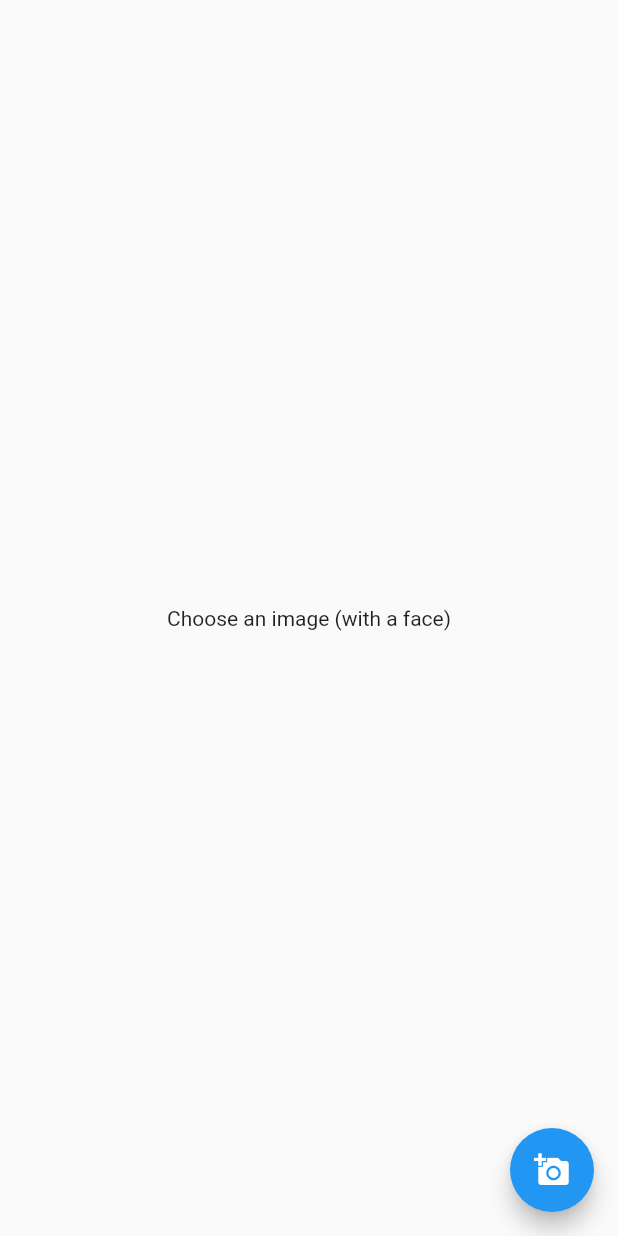
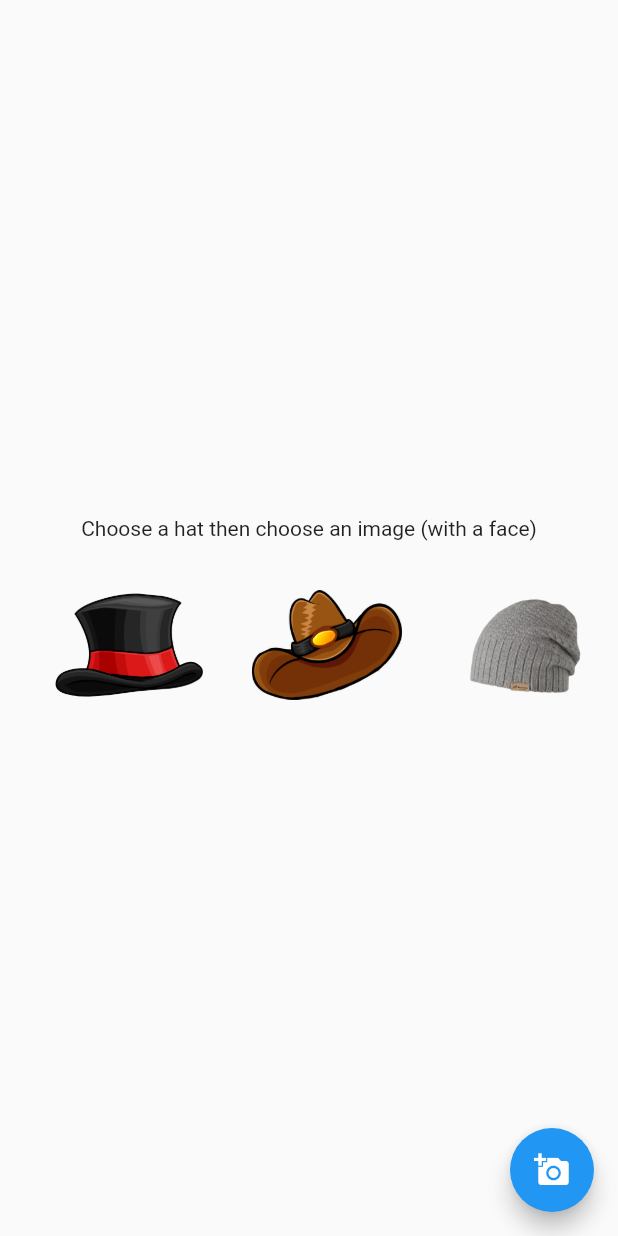
Before and after one commit to IshanDhruv/Hat-App, a Flutter app: the screen it shows after launch, on a phone screen of 412 x 824 dp. Run offline on Flutter 3.47's test engine with Material 2 defaults, Android fonts, the phone set to English and light mode, and no system bars; our stand-ins replace fluttertoast, image_picker; missing offline and left inert: firebase_ml_vision; accounts and stored records are empty.

Commit message:
Added more hat choices

```diff
--- a/lib/main.dart
+++ b/lib/main.dart
@@ -1,5 +1,6 @@
 import 'dart:async';
 import 'dart:io';
+import 'dart:math';
 import 'dart:typed_data';
 import 'dart:ui' as ui;
 
@@ -7,6 +8,7 @@ import 'package:flutter/cupertino.dart';
 import 'package:flutter/material.dart';
 import 'package:firebase_ml_vision/firebase_ml_vision.dart';
 import 'package:flutter/services.dart';
+import 'package:fluttertoast/fluttertoast.dart';
 import 'package:image_picker/image_picker.dart';
 import 'package:path_provider/path_provider.dart';
 
@@ -31,6 +33,7 @@ class _FacePageState extends State<FacePage> {
   bool isLoading = false;
   ui.Image _image1;
   ui.Image _image2;
+  var imageNumber = 0;
 
   _getImageAndDetectFaces() async {
     var imageFile1 = await ImagePicker().getImage(source: ImageSource.gallery);
@@ -41,13 +44,18 @@ class _FacePageState extends State<FacePage> {
     final faceDetector = FirebaseVision.instance.faceDetector();
     List<Face> faces = await faceDetector.processImage(image);
 
-    ByteData byteData = await rootBundle.load('assets/images/top_hat.png');
+    ByteData byteData;
+    if(imageNumber == 1)
+       byteData = await rootBundle.load('assets/images/top_hat.png');
+    if(imageNumber == 2)
+       byteData = await rootBundle.load('assets/images/cowboy_hat.png');
+    if(imageNumber == 3)
+      byteData = await rootBundle.load('assets/images/beanie.png');
     final buffer = byteData.buffer;
     Directory tempDir = await getTemporaryDirectory();
     String tempPath = tempDir.path;
     var filePath = tempPath + '/file_01.tmp';
     File file = await File(filePath).writeAsBytes(buffer.asUint8List(byteData.offsetInBytes, byteData.lengthInBytes));
-
     if (mounted) {
       setState(() {
         _imageFile = File(imageFile1.path);
@@ -80,14 +88,68 @@ class _FacePageState extends State<FacePage> {
   @override
   Widget build(BuildContext context) {
     return Scaffold(
-      body: isLoading
+      body: Padding(
+        padding: EdgeInsets.all(20),
+        child: isLoading
             ? Center(child: CircularProgressIndicator())
             : (_imageFile == null)
-              ? Center(child: Text('Choose an image (with a face)'))
+                ? Column(
+                    mainAxisAlignment: MainAxisAlignment.center,
+                    children: <Widget>[
+                      Center(child: Text('Choose a hat then choose an image (with a face)')),
+                      SizedBox(height: 20),
+                      SingleChildScrollView(
+                        scrollDirection: Axis.horizontal,
+                        child: Row(
+                          children: <Widget>[
+                            MaterialButton(
+                              color: imageNumber == 1 ? Colors.blue : null,
+                              child: Image(
+                                image: AssetImage('assets/images/top_hat.png'),
+                                height: 100,
+                                width: 100,
+                              ),
+                              onPressed: () {
+                                setState(() {
+                                  imageNumber = 1;
+                                });
+                              },
+                            ),
+                            MaterialButton(
+                              color: imageNumber == 2 ? Colors.blue : null,
+                              child: Image(
+                                image: AssetImage('assets/images/cowboy_hat.png'),
+                                height: 100,
+                                width: 100,
+                              ),
+                              onPressed: () {
+                                setState(() {
+                                  imageNumber = 2;
+                                });
+                              },
+                            ),
+                            MaterialButton(
+                              color: imageNumber == 3 ? Colors.blue : null,
+                              child: Image(
+                                image: AssetImage('assets/images/beanie.png'),
+                                height: 100,
+                                width: 100,
+                              ),
+                              onPressed: () {
+                                setState(() {
+                                  imageNumber = 3;
+                                });
+                              },
+                            )
+                          ],
+                        ),
+                      )
+                    ],
+                  )
                 : Center(
                     child: FittedBox(
                       child: SizedBox(
-                      width: _image1.width.toDouble() != null ? _image1.width.toDouble()  : 1000,
+                        width: _image1.width.toDouble() != null ? _image1.width.toDouble() : 1000,
                         height: _image1.height.toDouble() != null ? _image1.height.toDouble() : 1000,
                         child: CustomPaint(
                           painter: FacePainter(_image1, _image2, _faces),
@@ -95,8 +157,21 @@ class _FacePageState extends State<FacePage> {
                       ),
                     ),
                   ),
+      ),
       floatingActionButton: FloatingActionButton(
-        onPressed: _getImageAndDetectFaces,
+        onPressed: () {
+          if(imageNumber!=0)
+          _getImageAndDetectFaces();
+          else {
+            Fluttertoast.showToast(
+                msg: "Please select an image.",
+                toastLength: Toast.LENGTH_SHORT,
+                timeInSecForIosWeb: 1,
+                backgroundColor: Colors.grey,
+                fontSize: 16.0
+            );
+          }
+        },
         tooltip: 'Choose a picture',
         child: Icon(Icons.add_a_photo),
       ),
--- a/pubspec.yaml
+++ b/pubspec.yaml
@@ -26,6 +26,7 @@ dependencies:
   image_picker:
   firebase_ml_vision:
   path_provider:
+  fluttertoast:
 
 
   # The following adds the Cupertino Icons font to your application.
```
Also changed, not shown: assets/images/beanie.png (added), assets/images/cowboy_hat.png (added), pubspec.lock. Lines whose indentation alone changed are shown as unchanged.
